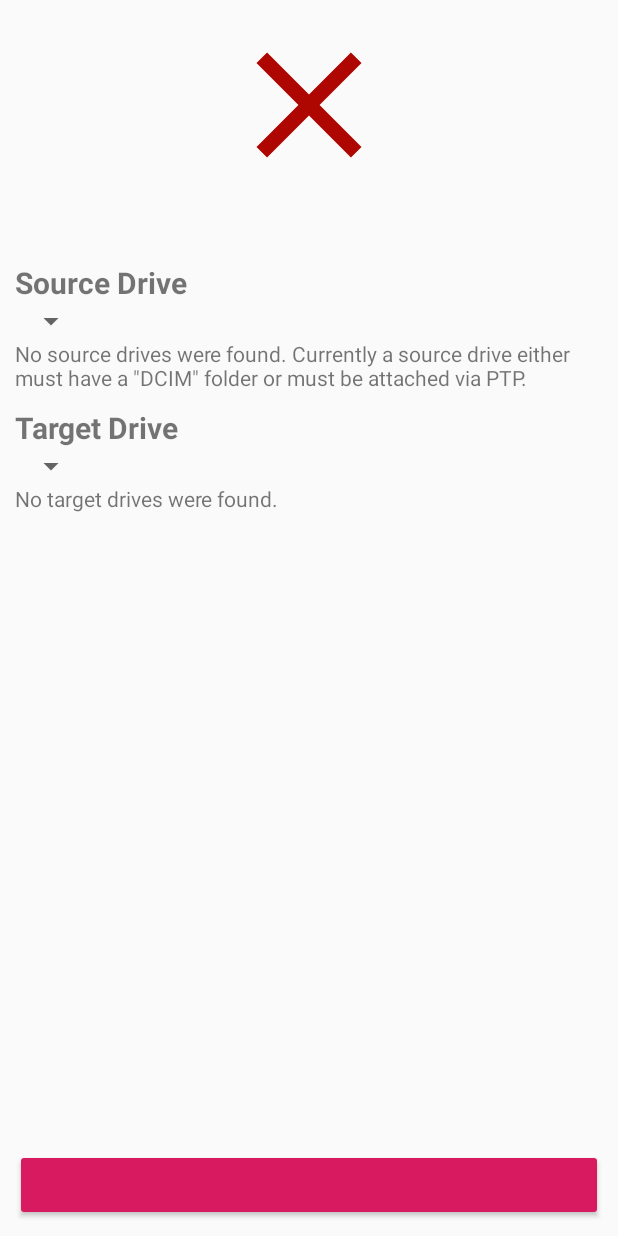
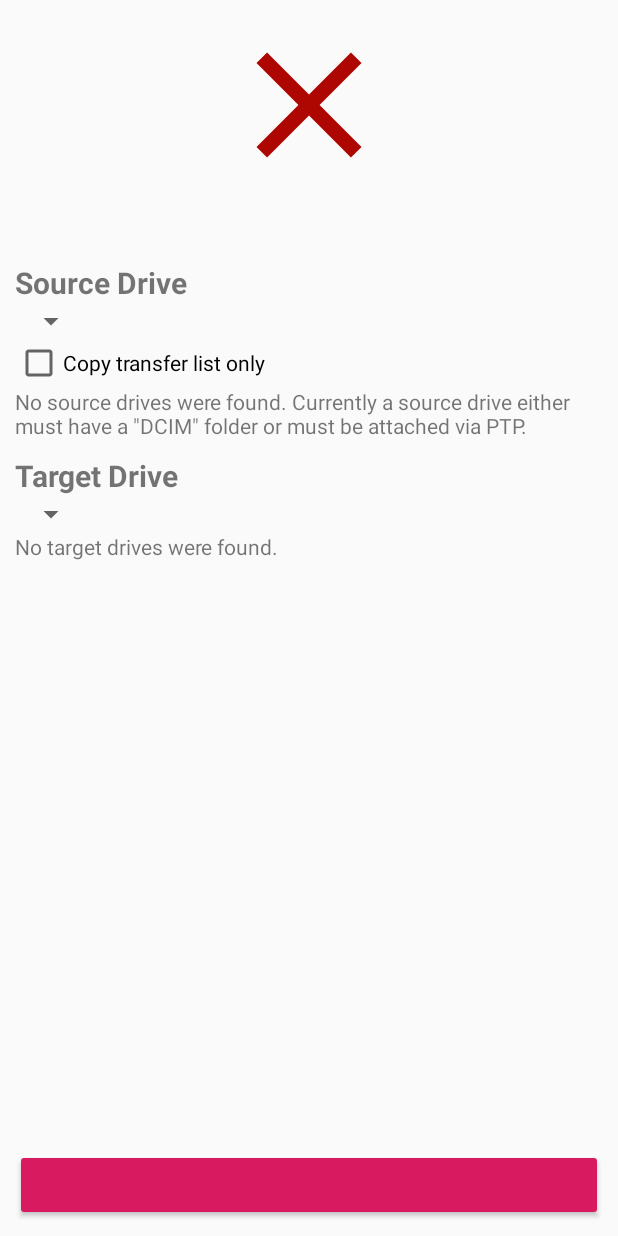
Before and after one commit to klassm/android_photo_backup, an Android app: the layout main_fragment.xml on its own in the app's theme, with its tools: preview values and no code run, on a phone screen of 412 x 824 dp. Run offline under Robolectric (Android 15) with nearby library versions, the phone set to English and light mode, and no system bars; plain views replace CircularProgressButton.

Commit message:
Add copy transferList option for ptp

```diff
--- a/app/src/main/java/li/klass/photo_copy/service/Copier.kt
+++ b/app/src/main/java/li/klass/photo_copy/service/Copier.kt
@@ -51,10 +51,11 @@ class Copier(
     suspend fun copy(
         source: SourceContainer,
         target: TargetContainer,
+        transferListOnly: Boolean,
         listener: CopyListener
     ) = withContext(Dispatchers.IO) {
         val targetDirectory = targetFileCreator.getTargetDirectory(target)
-        val toCopy = filesToCopyProvider.calculateFilesToCopy(targetDirectory, source)
+        val toCopy = filesToCopyProvider.calculateFilesToCopy(targetDirectory, source, transferListOnly)
         listener.onCopyStarted(toCopy.size)
 
         toCopy.forEachIndexed { index, file ->
--- a/app/src/main/java/li/klass/photo_copy/ui/copy/CopyProgressFragment.kt
+++ b/app/src/main/java/li/klass/photo_copy/ui/copy/CopyProgressFragment.kt
@@ -10,7 +10,6 @@ import androidx.lifecycle.ViewModelProviders
 import kotlinx.android.synthetic.main.copying_progress.*
 import li.klass.photo_copy.R
 import li.klass.photo_copy.model.FileContainer.*
-import javax.xml.transform.Source
 
 class CopyProgressFragment : Fragment() {
     private lateinit var viewModel: CopyProgressViewModel
@@ -22,6 +21,7 @@ class CopyProgressFragment : Fragment() {
         viewModel.apply {
             source = args.get("source") as SourceContainer
             target = args.get("target") as TargetContainer
+            transferListOnly = args.getBoolean("transferListOnly")
         }
     }
 
@@ -61,12 +61,14 @@ class CopyProgressFragment : Fragment() {
     companion object {
         fun newInstance(
             source: SourceContainer,
-            target: TargetContainer
+            target: TargetContainer,
+            transferListOnly: Boolean
         ): CopyProgressFragment =
             CopyProgressFragment().apply {
                 arguments = Bundle().apply {
                     putSerializable("source", source)
                     putSerializable("target", target)
+                    putSerializable("transferListOnly", transferListOnly)
                 }
             }
     }
--- a/app/src/main/java/li/klass/photo_copy/ui/copy/CopyProgressViewModel.kt
+++ b/app/src/main/java/li/klass/photo_copy/ui/copy/CopyProgressViewModel.kt
@@ -35,6 +35,8 @@ data class CopyProgress(
 class CopyProgressViewModel(application: Application) : AndroidViewModel(application) {
     lateinit var source: SourceContainer
     lateinit var target: TargetContainer
+    var transferListOnly: Boolean = false
+
     val copyProgress: MutableLiveData<CopyProgress?> = MutableLiveData(null)
 
     fun startCopying() {
@@ -65,7 +67,7 @@ class CopyProgressViewModel(application: Application) : AndroidViewModel(applica
             }
 
             launch(Dispatchers.IO) {
-                copier.copy(source, target, listener)
+                copier.copy(source, target, transferListOnly, listener)
             }
             app.sendBroadcast(Intent(RELOAD_SD_CARDS))
         }
--- a/app/src/main/res/layout/main_fragment.xml
+++ b/app/src/main/res/layout/main_fragment.xml
@@ -16,8 +16,8 @@
         android:contentDescription="@string/status_image"
         android:scaleType="fitCenter"
         android:src="@drawable/ic_cross_red"
+        app:layout_constraintEnd_toEndOf="parent"
         app:layout_constraintStart_toStartOf="parent"
-        app:layout_constraintEnd_toEndOf="parent"
         app:layout_constraintTop_toTopOf="parent" />
 
     <TextView
@@ -25,55 +25,65 @@
         android:layout_width="wrap_content"
         android:layout_height="wrap_content"
         android:layout_marginTop="15dp"
+        android:textAlignment="center"
+        app:layout_constraintEnd_toEndOf="parent"
         app:layout_constraintStart_toStartOf="parent"
-        app:layout_constraintEnd_toEndOf="parent"
-        android:textAlignment="center"
-        app:layout_constraintTop_toBottomOf="@id/statusImage"/>
+        app:layout_constraintTop_toBottomOf="@id/statusImage" />
 
     <LinearLayout
-        app:layout_constraintStart_toStartOf="parent"
-        app:layout_constraintTop_toBottomOf="@id/errorMessage"
         android:id="@+id/selectSourceTarget"
         android:layout_width="match_parent"
         android:layout_height="wrap_content"
-        android:orientation="vertical">
+        android:orientation="vertical"
+        app:layout_constraintStart_toStartOf="parent"
+        app:layout_constraintTop_toBottomOf="@id/errorMessage">
 
         <TextView
+            style="@style/selectionCategory"
             android:layout_width="wrap_content"
             android:layout_height="wrap_content"
-            android:text="@string/source"
-            style="@style/selectionCategory"/>
+            android:text="@string/source" />
+
         <androidx.appcompat.widget.AppCompatSpinner
             android:id="@+id/sourceCard"
             android:layout_width="wrap_content"
-            android:layout_height="wrap_content"/>
+            android:layout_height="wrap_content" />
+
+        <CheckBox
+            android:layout_width="wrap_content"
+            android:layout_height="wrap_content"
+            android:text="@string/copy_transfer_list_only"
+            android:id="@+id/transferListOnly"/>
+
         <TextView
             android:id="@+id/sourceCardEmpty"
             android:layout_width="wrap_content"
             android:layout_height="wrap_content"
-            android:text="@string/no_source_drives_found"/>
+            android:text="@string/no_source_drives_found" />
 
         <TextView
+            style="@style/selectionCategory"
             android:layout_width="wrap_content"
             android:layout_height="wrap_content"
-            android:text="@string/target"
-            style="@style/selectionCategory"/>
+            android:text="@string/target" />
+
         <androidx.appcompat.widget.AppCompatSpinner
             android:id="@+id/targetCard"
             android:layout_width="wrap_content"
-            android:layout_height="wrap_content"/>
+            android:layout_height="wrap_content" />
+
         <TextView
             android:id="@+id/targetCardEmpty"
             android:layout_width="wrap_content"
             android:layout_height="wrap_content"
-            android:text="@string/no_target_drives_found"/>
+            android:text="@string/no_target_drives_found" />
     </LinearLayout>
 
     <br.com.simplepass.loadingbutton.customViews.CircularProgressButton
-        app:layout_constraintBottom_toBottomOf="parent"
         android:id="@+id/start_copying"
-        android:text=""
+        style="@style/Widget.AppCompat.Button.Colored"
         android:layout_width="match_parent"
         android:layout_height="wrap_content"
-        style="@style/Widget.AppCompat.Button.Colored"/>
+        android:text=""
+        app:layout_constraintBottom_toBottomOf="parent" />
 </androidx.constraintlayout.widget.ConstraintLayout>
--- a/app/src/main/res/values/strings.xml
+++ b/app/src/main/res/values/strings.xml
@@ -39,4 +39,5 @@
 
     <string name="external_drive_access_content">The app needs access to SD-Cards to check what to copy. Please grant access on the following dialog(s).</string>
     <string name="ok">OK</string>
+    <string name="copy_transfer_list_only">Copy transfer list only</string>
 </resources>
```
Also changed, not shown: app/src/main/java/li/klass/photo_copy/files/FilesToCopyProvider.kt (+6 -4 lines), app/src/main/java/li/klass/photo_copy/files/ptp/PtpService.kt (+9 -2 lines), app/src/main/java/li/klass/photo_copy/ui/main/MainFragment.kt (+11 -1 lines), app/src/main/java/li/klass/photo_copy/ui/main/MainViewModel.kt (+19 -5 lines), app/libs/libptp.jar.
